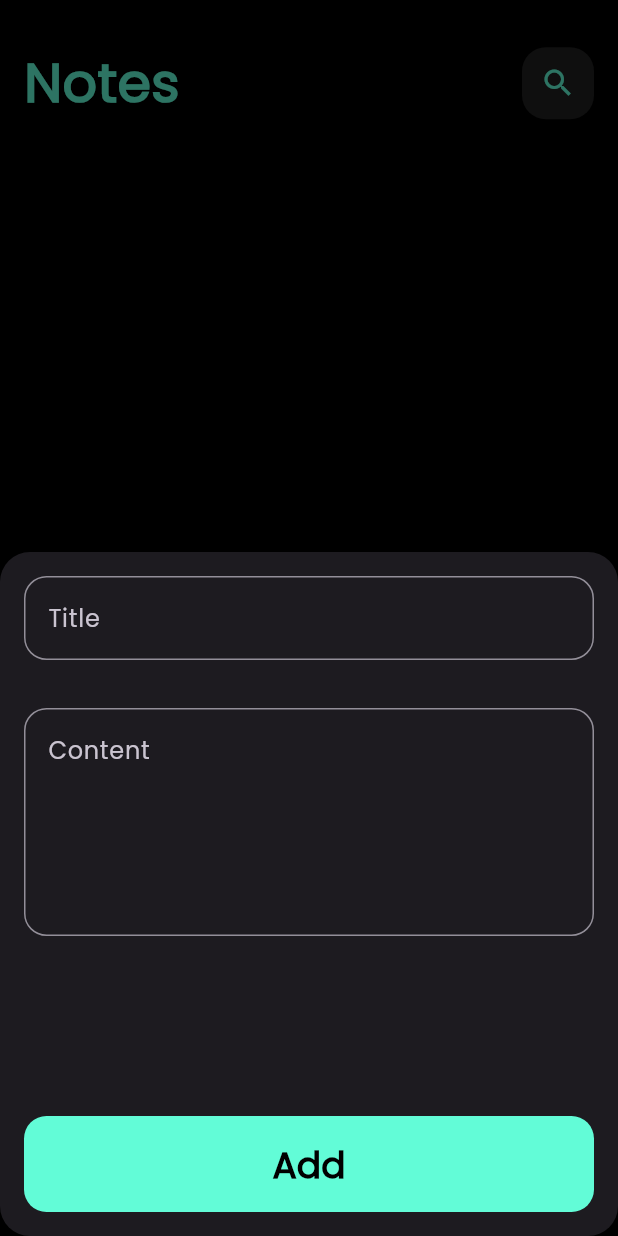
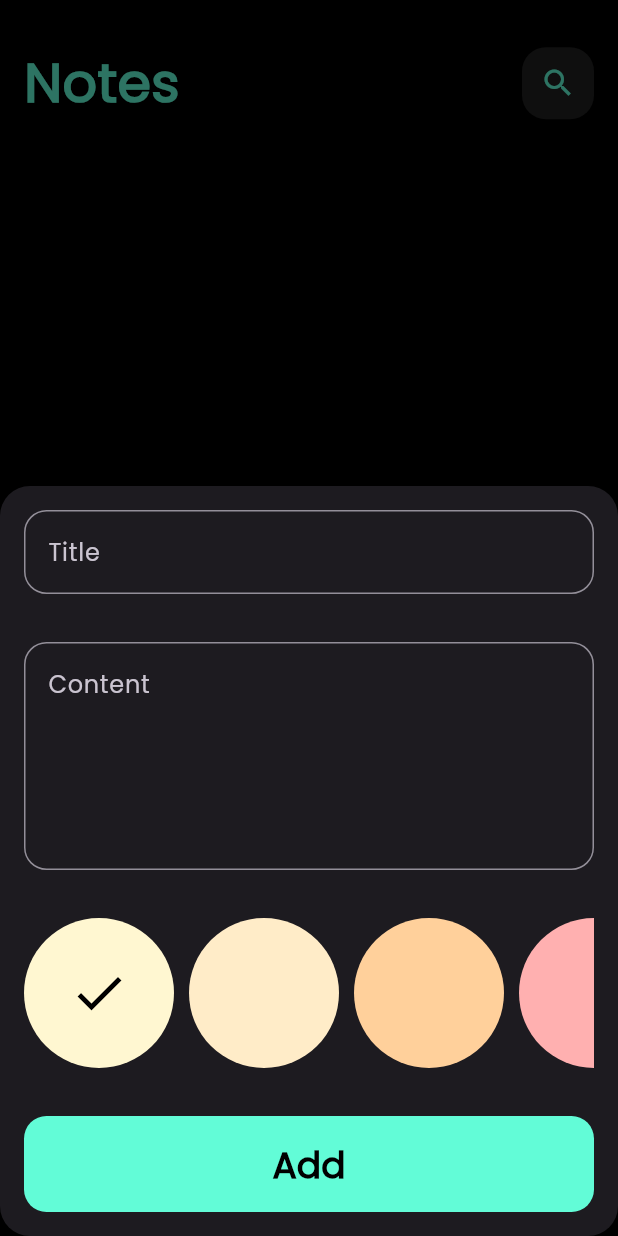
Before and after one commit to AshrafElManDoh/notes_app, a Flutter app: the screen it shows after launch, after a tap on the "add" icon, on a phone screen of 412 x 824 dp. Run offline on Flutter 3.47's test engine with Material 3 defaults, Android fonts, the phone set to English and light mode, and no system bars; drawn by our look-alikes of modal_progress_hud_nsn; our stand-ins replace bloc, flutter_bloc, font_awesome_flutter, hive_flutter; accounts and stored records are empty.

Commit message:
provide with picking color

```diff
--- a/lib/constants.dart
+++ b/lib/constants.dart
@@ -2,3 +2,10 @@ import 'package:flutter/material.dart';
 
 const kprimaryColor = Color(0xff62FCD7);
 const kOpenBox = "notes db";
+List<Color> kColors =const [
+    Color(0xffFFF7D1),
+    Color(0xffFFECC8),
+    Color(0xffFFD09B),
+    Color(0xffFFB0B0),
+    Color(0xffFFD7C4),
+  ];
--- a/lib/cubits/add_note_cubit/add_note_cubit.dart
+++ b/lib/cubits/add_note_cubit/add_note_cubit.dart
@@ -1,4 +1,5 @@
 import 'package:bloc/bloc.dart';
+import 'package:flutter/material.dart';
 import 'package:hive_flutter/hive_flutter.dart';
 import 'package:meta/meta.dart';
 import 'package:notes_app/constants.dart';
@@ -9,9 +10,12 @@ part 'add_note_state.dart';
 class AddNoteCubit extends Cubit<AddNoteState> {
   AddNoteCubit() : super(AddNoteInitial());
 
+  Color color = const Color(0xffFFF7D1);
+
   addNote(NoteModel note) {
     emit(AddNoteLoading());
     try {
+      note.color = color.value;
       Hive.box<NoteModel>(kOpenBox).add(note);
       emit(AddNoteSuccess());
     } catch (e) {
--- /dev/null
+++ b/lib/widgets/colors_list_view.dart
@@ -0,0 +1,64 @@
+import 'package:flutter/material.dart';
+import 'package:flutter_bloc/flutter_bloc.dart';
+import 'package:notes_app/constants.dart';
+import 'package:notes_app/cubits/add_note_cubit/add_note_cubit.dart';
+
+class ColorItem extends StatelessWidget {
+  const ColorItem({
+    super.key,
+    required this.color,
+    required this.isActive,
+  });
+  final Color color;
+  final bool isActive;
+
+  @override
+  Widget build(BuildContext context) {
+    return isActive
+        ? CircleAvatar(
+            backgroundColor: color,
+            radius: 50,
+            child: const Icon(
+              Icons.check,
+              color: Colors.black,
+              size: 40,
+            ),
+          )
+        : CircleAvatar(
+            backgroundColor: color,
+            radius: 50,
+          );
+  }
+}
+
+class ColorsListView extends StatefulWidget {
+  const ColorsListView({super.key});
+
+  @override
+  State<ColorsListView> createState() => _ColorsListViewState();
+}
+
+class _ColorsListViewState extends State<ColorsListView> {
+  Color color = const Color(0xffFFF7D1);
+  @override
+  Widget build(BuildContext context) {
+    return SizedBox(
+      height: 50 * 2,
+      child: ListView.separated(
+        scrollDirection: Axis.horizontal,
+        separatorBuilder: (context, index) => const SizedBox(
+          width: 10,
+        ),
+        itemBuilder: (context, index) => GestureDetector(
+            onTap: () {
+              color = kColors[index];
+              BlocProvider.of<AddNoteCubit>(context).color = color;
+              setState(() {});
+            },
+            child: ColorItem(
+                isActive: color == kColors[index], color: kColors[index])),
+        itemCount: kColors.length,
+      ),
+    );
+  }
+}
--- a/lib/widgets/custom_form_bottom_sheet.dart
+++ b/lib/widgets/custom_form_bottom_sheet.dart
@@ -2,6 +2,7 @@ import 'package:flutter/material.dart';
 import 'package:flutter_bloc/flutter_bloc.dart';
 import 'package:notes_app/cubits/add_note_cubit/add_note_cubit.dart';
 import 'package:notes_app/models/note_model.dart';
+import 'package:notes_app/widgets/colors_list_view.dart';
 import 'package:notes_app/widgets/custom_button.dart';
 import 'package:notes_app/widgets/custom_text_field.dart';
 
@@ -42,7 +43,11 @@ class _CustomFormBottomSheetState extends State<CustomFormBottomSheet> {
             maxLines: 5,
           ),
           const SizedBox(
-            height: 120,
+            height: 32,
+          ),
+          const ColorsListView(),
+          const SizedBox(
+            height: 32,
           ),
           BlocBuilder<AddNoteCubit, AddNoteState>(
             builder: (context, state) {
--- a/lib/widgets/note_item.dart
+++ b/lib/widgets/note_item.dart
@@ -30,7 +30,7 @@ class NoteItem extends StatelessWidget {
           vertical: 18,
         ),
         decoration: BoxDecoration(
-            color: Colors.orange, borderRadius: BorderRadius.circular(16)),
+            color: Color(note.color), borderRadius: BorderRadius.circular(16)),
         child: Column(
           crossAxisAlignment: CrossAxisAlignment.end,
           children: [
```
